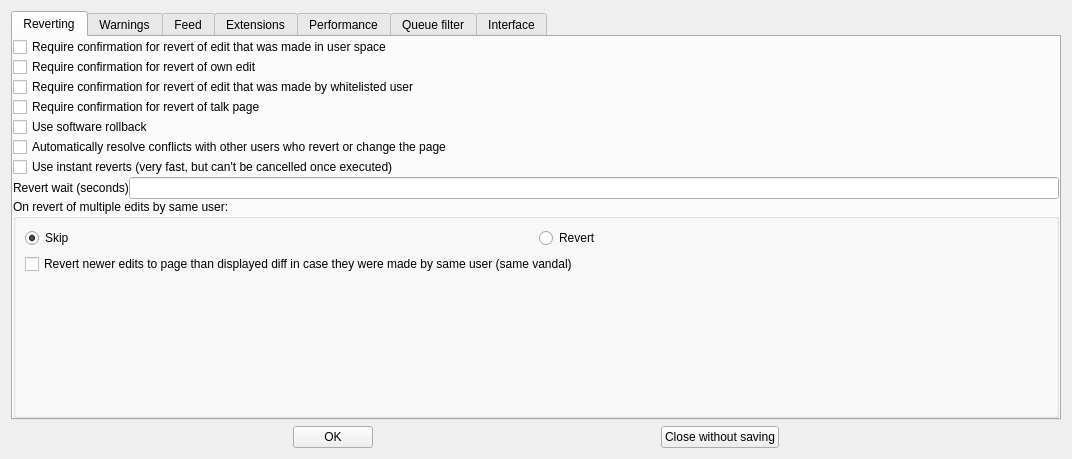
The window that huggle/preferences.ui (huggle/huggle3-qt-lx) describes before a commit, drawn with Qt 5.
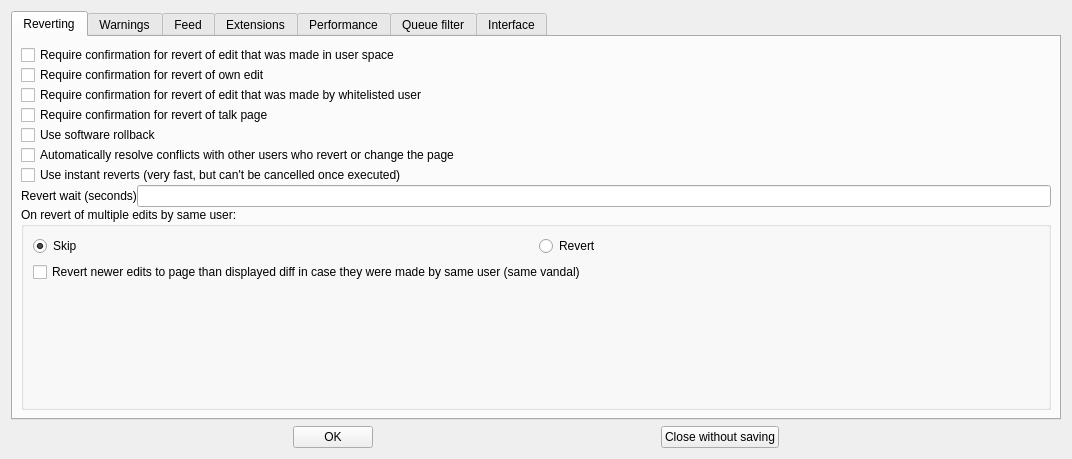
The same window after the commit. The open tabs and pages were chosen to show the change.

Commit message: Add spacing around preferences options

```diff
--- a/huggle/preferences.ui
+++ b/huggle/preferences.ui
@@ -34,22 +34,34 @@
         <number>0</number>
        </property>
        <property name="leftMargin">
-        <number>0</number>
+        <number>8</number>
        </property>
        <property name="topMargin">
-        <number>0</number>
+        <number>8</number>
        </property>
        <property name="rightMargin">
-        <number>0</number>
+        <number>8</number>
        </property>
        <property name="bottomMargin">
-        <number>0</number>
+        <number>8</number>
        </property>
        <item>
         <layout class="QVBoxLayout" name="verticalLayout_2">
          <property name="spacing">
           <number>0</number>
          </property>
+         <property name="leftMargin">
+          <number>0</number>
+         </property>
+         <property name="topMargin">
+          <number>0</number>
+         </property>
+         <property name="rightMargin">
+          <number>0</number>
+         </property>
+         <property name="bottomMargin">
+          <number>0</number>
+         </property>
          <item>
           <widget class="QCheckBox" name="checkBox_2">
            <property name="text">
```
Left out of the diff: 50 changed lines with no effect on the pictures.
